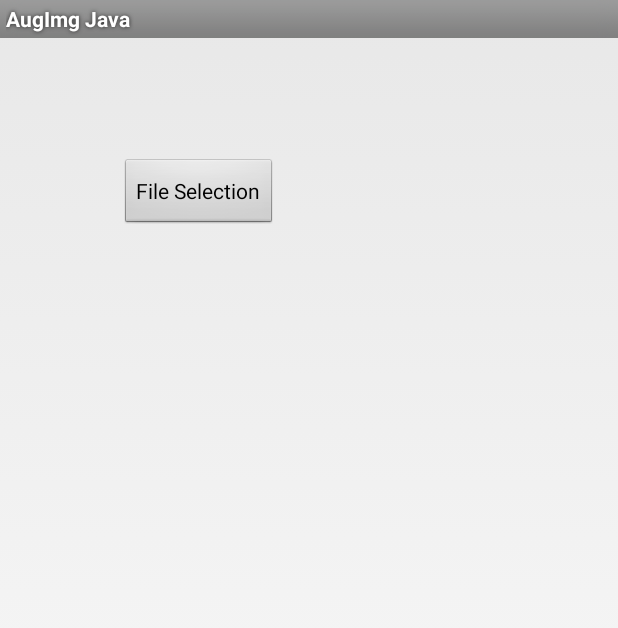
After one commit to zli32/gtxr-hackathon-team-17, an Android app: the layout activity_file_selection.xml on its own in the app's theme, with its tools: preview values and no code run, on a phone screen of 412 x 824 dp. The commit adds this screen. Shown: the top 628 px of the screen. Run offline under Robolectric (Android 15) with nearby library versions, the phone set to English and light mode, and no system bars.

Commit message:
Possible solution

```diff
--- a/augmented_image_java/app/build.gradle
+++ b/augmented_image_java/app/build.gradle
@@ -37,6 +37,9 @@ android {
             proguardFiles getDefaultProguardFile('proguard-android.txt'), 'proguard-rules.pro'
         }
     }
+    buildFeatures {
+        viewBinding true
+    }
 }
 
 dependencies {
@@ -50,6 +53,9 @@ dependencies {
     // Glide - An image loading and caching library for Android
     // https://github.com/bumptech/glide
     implementation 'com.github.bumptech.glide:glide:4.6.1'
+    implementation 'androidx.constraintlayout:constraintlayout:2.1.3'
+    implementation 'androidx.navigation:navigation-fragment:2.4.1'
+    implementation 'androidx.navigation:navigation-ui:2.4.1'
 //    implementation 'org.testng:testng:6.9.6'
 //    implementation 'org.testng:testng:6.9.6'
     annotationProcessor 'com.github.bumptech.glide:compiler:4.6.1'
--- /dev/null
+++ b/augmented_image_java/app/src/main/res/layout/activity_file_selection.xml
@@ -0,0 +1,18 @@
+<?xml version="1.0" encoding="utf-8"?>
+<androidx.constraintlayout.widget.ConstraintLayout xmlns:android="http://schemas.android.com/apk/res/android"
+    xmlns:app="http://schemas.android.com/apk/res-auto"
+    xmlns:tools="http://schemas.android.com/tools"
+    android:layout_width="match_parent"
+    android:layout_height="match_parent">
+
+    <Button
+        android:id="@+id/button"
+        android:layout_width="wrap_content"
+        android:layout_height="wrap_content"
+        android:layout_marginStart="80dp"
+        android:layout_marginTop="80dp"
+        android:text="File Selection"
+        android:onClick="openFileChooser"
+        app:layout_constraintStart_toStartOf="parent"
+        app:layout_constraintTop_toTopOf="parent" />
+</androidx.constraintlayout.widget.ConstraintLayout>
--- /dev/null
+++ b/augmented_image_java/app/src/main/res/values-land/dimens.xml
@@ -0,0 +1,3 @@
+<resources>
+      <dimen name="fab_margin">48dp</dimen>
+   </resources>
--- /dev/null
+++ b/augmented_image_java/app/src/main/res/values-w1240dp/dimens.xml
@@ -0,0 +1,3 @@
+<resources>
+      <dimen name="fab_margin">200dp</dimen>
+   </resources>
--- /dev/null
+++ b/augmented_image_java/app/src/main/res/values-w600dp/dimens.xml
@@ -0,0 +1,3 @@
+<resources>
+      <dimen name="fab_margin">48dp</dimen>
+   </resources>
--- /dev/null
+++ b/augmented_image_java/app/src/main/res/values/dimens.xml
@@ -0,0 +1,3 @@
+<resources>
+      <dimen name="fab_margin">16dp</dimen>
+   </resources>
--- /dev/null
+++ b/augmented_image_java/app/src/main/res/values/themes.xml
@@ -0,0 +1,8 @@
+<resources>
+  <style name="AppTheme.NoActionBar" >
+  <item name="windowActionBar">false</item>
+  <item name="windowNoTitle">true</item>
+</style>
+  <style name="AppTheme.AppBarOverlay" parent="ThemeOverlay.AppCompat.Dark.ActionBar" />
+  <style name="AppTheme.PopupOverlay" parent="ThemeOverlay.AppCompat.Light" />
+</resources>
```
Also changed, not shown: augmented_image_java/app/src/main/AndroidManifest.xml (+33 -32 lines), augmented_image_java/app/src/main/java/com/google/ar/core/examples/java/augmentedimage/FileSelection.java (added, +48 -0 lines), augmented_image_java/app/src/main/res/values/strings.xml (+9 -0 lines).
